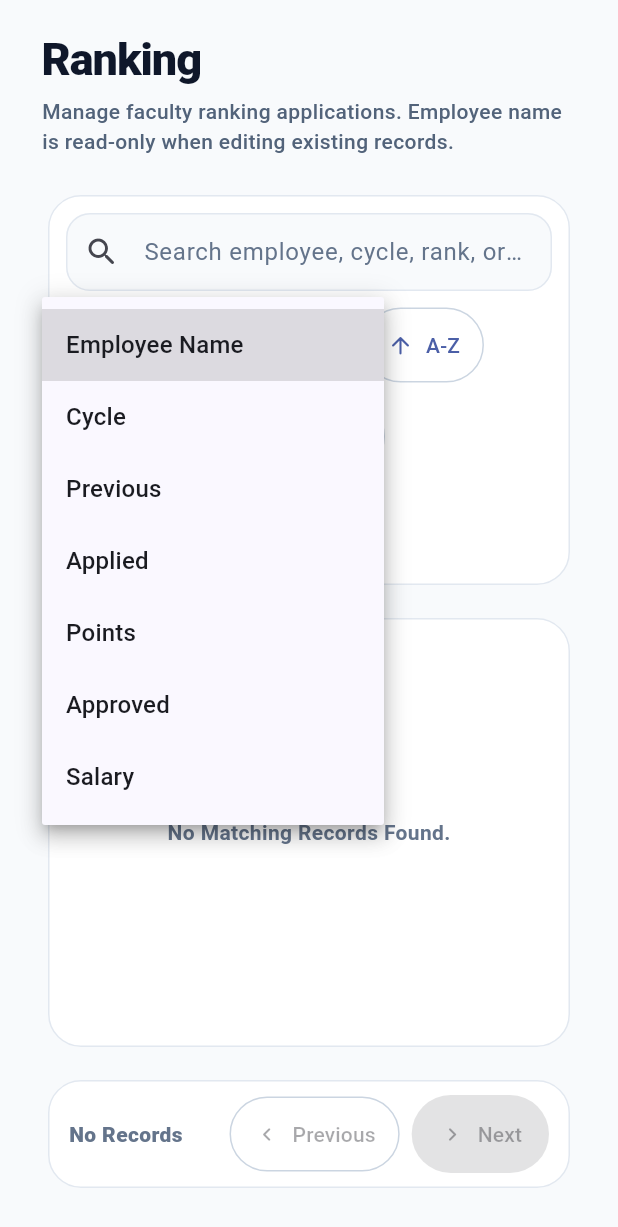
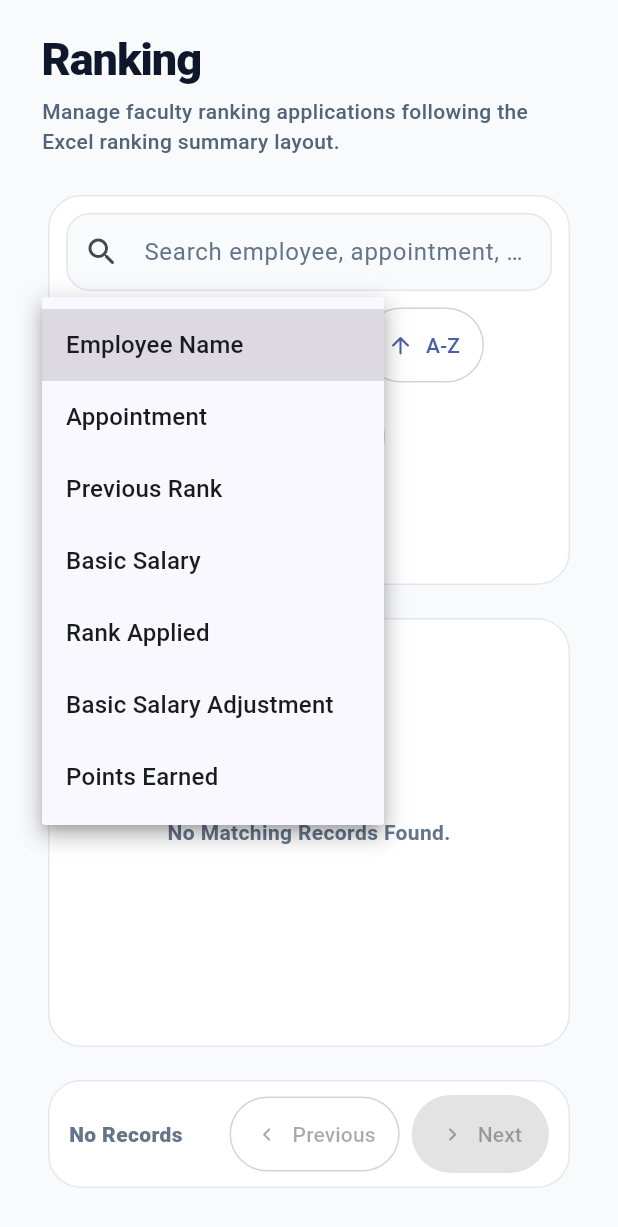
Before and after one commit to joshuanisnisan02-hub/hr-monitoring, a Flutter app: the RankingPage widget shown alone on an empty page, opened directly, after a tap on "Employee Name", on a phone screen of 412 x 824 dp. Shown: the top 1227 px of the screen. Run offline on Flutter 3.47's test engine with Material 3 defaults, Android fonts, the phone set to English and light mode, and no system bars; our stand-ins replace supabase_flutter; missing offline and left inert: dart:html; accounts and stored records are empty; Roboto replaces fonts that are missing (Arial).

Commit message:
Update ranking table columns

```diff
--- a/lib/main.dart
+++ b/lib/main.dart
@@ -493,22 +493,24 @@ class RankingPage extends StatelessWidget {
   @override
   Widget build(BuildContext context) => PageFrame(
         title: 'Ranking',
-        subtitle: 'Manage faculty ranking applications. Employee name is read-only when editing existing records.',
+        subtitle: 'Manage faculty ranking applications following the Excel ranking summary layout.',
         child: CrudTable(
           load: () => loadRankings(),
-          searchHint: 'Search employee, cycle, rank, or appointment',
+          searchHint: 'Search employee, appointment, rank, salary, or points',
           addLabel: 'Add Ranking',
           columns: const [
             GridCol('employee_name', 'Employee Name', flex: 3, primary: true),
-            GridCol('cycle_name', 'Cycle', flex: 2),
-            GridCol('previous_rank_text', 'Previous', flex: 2),
-            GridCol('applied_rank_text', 'Applied', flex: 2),
-            GridCol('points_earned', 'Points', isNumber: true),
-            GridCol('approved_rank_text', 'Approved', flex: 2),
-            GridCol('approved_salary', 'Salary', isMoney: true),
+            GridCol('appointment', 'Appointment', flex: 2),
+            GridCol('previous_rank_text', 'Previous Rank', flex: 2),
+            GridCol('previous_salary', 'Basic Salary', isMoney: true),
+            GridCol('applied_rank_text', 'Rank Applied', flex: 2),
+            GridCol('applied_salary', 'Basic Salary Adjustment', flex: 2, isMoney: true),
+            GridCol('points_earned', 'Points Earned', isNumber: true),
           ],
           onAdd: (ctx, refresh) => editRanking(ctx, null, refresh),
+          onView: viewRanking,
           onEdit: editRanking,
+          showDelete: false,
           onDelete: (row) => db.from('ranking_applications').delete().eq('id', row['id']),
         ),
       );
@@ -538,9 +540,10 @@ class CrudTable extends StatefulWidget {
   final AddHandler? onAdd;
   final EditHandler onEdit;
   final ViewHandler? onView;
+  final bool showDelete;
   final Future<dynamic> Function(Map<String, dynamic> row) onDelete;
 
-  const CrudTable({super.key, required this.load, required this.searchHint, required this.addLabel, this.allowAdd = true, required this.columns, this.onAdd, required this.onEdit, this.onView, required this.onDelete});
+  const CrudTable({super.key, required this.load, required this.searchHint, required this.addLabel, this.allowAdd = true, required this.columns, this.onAdd, required this.onEdit, this.onView, this.showDelete = true, required this.onDelete});
 
   @override
   State<CrudTable> createState() => _CrudTableState();
@@ -625,7 +628,7 @@ class _CrudTableState extends State<CrudTable> {
         child: ClipRRect(
           borderRadius: BorderRadius.circular(22),
           child: Column(children: [
-            TableHeader(columns: widget.columns, sortKey: activeSortKey, sortAscending: sortAscending, showActions: true, actionWidth: widget.onView == null ? 96 : 142, onSort: (key) {
+            TableHeader(columns: widget.columns, sortKey: activeSortKey, sortAscending: sortAscending, showActions: true, actionWidth: widget.onView == null ? (widget.showDelete ? 96 : 52) : (widget.showDelete ? 142 : 100), onSort: (key) {
               setState(() {
                 if (sortKey == key) {
                   sortAscending = !sortAscending;
@@ -645,10 +648,10 @@ class _CrudTableState extends State<CrudTable> {
                   row: rows[i],
                   columns: widget.columns,
                   index: i,
-                  actionWidth: widget.onView == null ? 96 : 142,
+                  actionWidth: widget.onView == null ? (widget.showDelete ? 96 : 52) : (widget.showDelete ? 142 : 100),
                   onView: widget.onView == null ? null : () => widget.onView!(context, rows[i]),
                   onEdit: () => widget.onEdit(context, rows[i], refresh),
-                  onDelete: () => confirmDelete(context, rows[i]),
+                  onDelete: widget.showDelete ? () => confirmDelete(context, rows[i]) : null,
                 ),
               ),
             ),
@@ -771,9 +774,9 @@ class TableRowItem extends StatelessWidget {
   final double actionWidth;
   final VoidCallback? onView;
   final VoidCallback onEdit;
-  final VoidCallback onDelete;
-
-  const TableRowItem({super.key, required this.row, required this.columns, required this.index, required this.actionWidth, this.onView, required this.onEdit, required this.onDelete});
+  final VoidCallback? onDelete;
+
+  const TableRowItem({super.key, required this.row, required this.columns, required this.index, required this.actionWidth, this.onView, required this.onEdit, this.onDelete});
 
   @override
   Widget build(BuildContext context) => Container(
@@ -787,7 +790,7 @@ class TableRowItem extends StatelessWidget {
             child: Row(mainAxisAlignment: MainAxisAlignment.center, children: [
               if (onView != null) IconButton(tooltip: 'View', onPressed: onView, icon: const Icon(Icons.visibility_rounded, color: Color(0xFF0E7490), size: 20)),
               IconButton(tooltip: 'Edit', onPressed: onEdit, icon: const Icon(Icons.edit_rounded, color: _primary, size: 20)),
-              IconButton(tooltip: 'Delete', onPressed: onDelete, icon: const Icon(Icons.delete_outline_rounded, color: _danger, size: 20)),
+              if (onDelete != null) IconButton(tooltip: 'Delete', onPressed: onDelete, icon: const Icon(Icons.delete_outline_rounded, color: _danger, size: 20)),
             ]),
           ),
         ]),
@@ -1194,6 +1197,36 @@ Future<void> viewEmployee(BuildContext context, Map<String, dynamic> row) async
   }
 }
 
+
+Future<void> viewRanking(BuildContext context, Map<String, dynamic> row) async {
+  final normalized = normalizeRow(row);
+  await showDialog<void>(
+    context: context,
+    builder: (_) => AlertDialog(
+      title: Text(formatValue(normalized['employee_name'])),
+      content: SizedBox(
+        width: 820,
+        child: SingleChildScrollView(
+          child: Column(crossAxisAlignment: CrossAxisAlignment.start, children: [
+            detailSection('Ranking Information', normalized, const {
+              'Employee Name': 'employee_name',
+              'Appointment': 'appointment',
+              'Previous Rank': 'previous_rank_text',
+              'Basic Salary': 'previous_salary',
+              'Rank Applied': 'applied_rank_text',
+              'Basic Salary Adjustment': 'applied_salary',
+              'Points Earned': 'points_earned',
+              'Approved Rank': 'approved_rank_text',
+              'Salary Rate': 'approved_salary',
+            }),
+          ]),
+        ),
+      ),
+      actions: [TextButton(onPressed: () => Navigator.pop(context), child: const Text('Close'))],
+    ),
+  );
+}
+
 Widget detailSection(String title, Map<String, dynamic> row, Map<String, String> fields) => Padding(
       padding: const EdgeInsets.only(bottom: 18),
       child: Column(crossAxisAlignment: CrossAxisAlignment.start, children: [
@@ -1609,12 +1642,12 @@ class _ReportsPageState extends State<ReportsPage> {
         ]),
         ReportConfig('Ranking Report', () => loadRankings(limit: 5000), const [
           GridCol('employee_name', 'Employee Name', flex: 3, primary: true),
-          GridCol('cycle_name', 'Cycle', flex: 2),
-          GridCol('previous_rank_text', 'Previous', flex: 2),
-          GridCol('applied_rank_text', 'Applied', flex: 2),
-          GridCol('points_earned', 'Points', isNumber: true),
-          GridCol('approved_rank_text', 'Approved', flex: 2),
-          GridCol('approved_salary', 'Salary', isMoney: true),
+          GridCol('appointment', 'Appointment', flex: 2),
+          GridCol('previous_rank_text', 'Previous Rank', flex: 2),
+          GridCol('previous_salary', 'Basic Salary', isMoney: true),
+          GridCol('applied_rank_text', 'Rank Applied', flex: 2),
+          GridCol('applied_salary', 'Basic Salary Adjustment', flex: 2, isMoney: true),
+          GridCol('points_earned', 'Points Earned', isNumber: true),
         ]),
       ];
 
```
